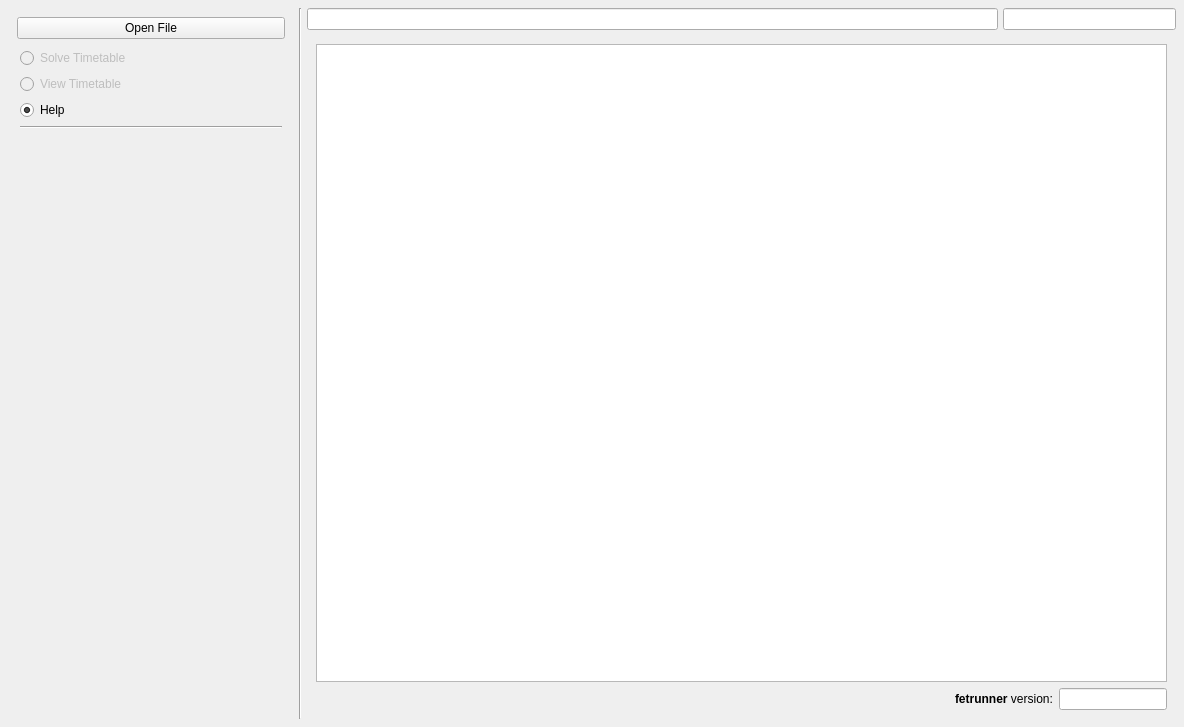
Above: gui/mainwindow.ui from gradgrind/fetrunner before the change. Below: the same form after it.
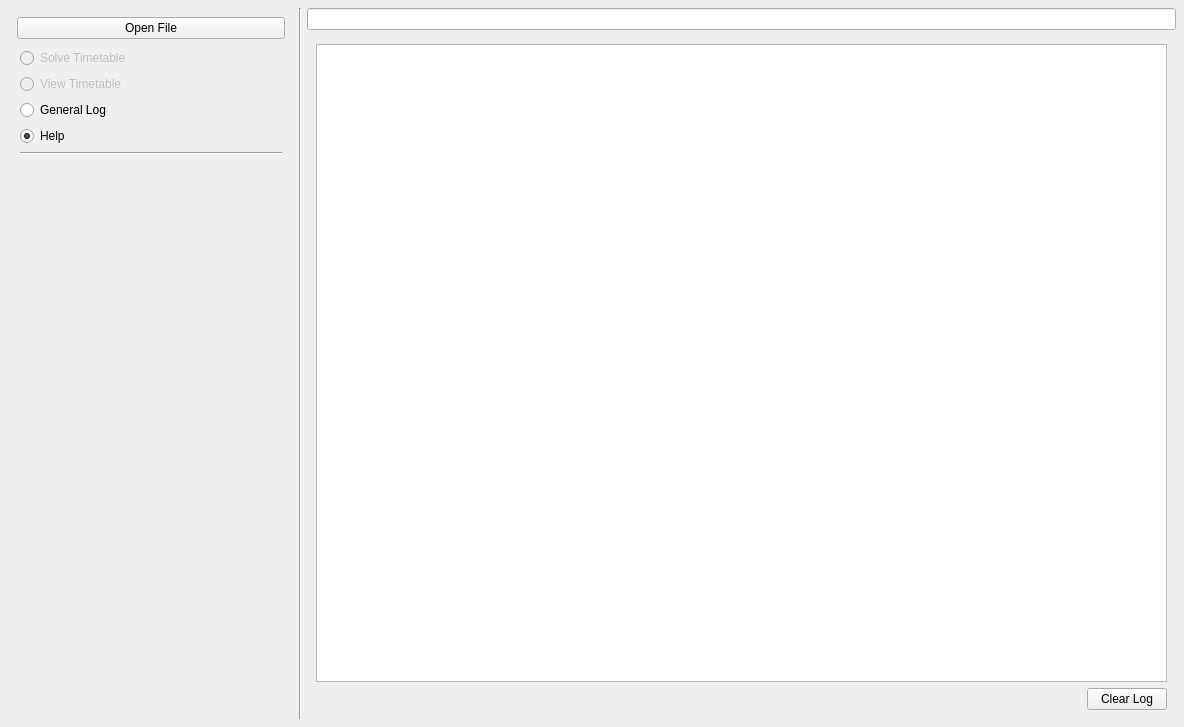
That is the form after the change. The open tabs and pages were chosen to show the change.

Patch:
```diff
--- a/gui/mainwindow.ui
+++ b/gui/mainwindow.ui
@@ -13,7 +13,7 @@
   <property name="windowTitle">
    <string>Form</string>
   </property>
-  <layout class="QHBoxLayout" name="horizontalLayout_2" stretch="0,0,1">
+  <layout class="QHBoxLayout" name="horizontalLayout" stretch="0,0,1">
    <property name="spacing">
     <number>5</number>
    </property>
@@ -47,7 +47,7 @@
           <verstretch>10</verstretch>
          </sizepolicy>
         </property>
-        <layout class="QVBoxLayout" name="verticalLayout_6" stretch="0,0,0,0,1">
+        <layout class="QVBoxLayout" name="verticalLayout_6" stretch="0,0,0,0,0,1">
          <property name="leftMargin">
           <number>3</number>
          </property>
@@ -83,6 +83,13 @@
            </property>
           </widget>
          </item>
+         <item>
+          <widget class="QRadioButton" name="general_log">
+           <property name="text">
+            <string>General Log</string>
+           </property>
+          </widget>
+         </item>
          <item>
           <widget class="QRadioButton" name="help">
            <property name="text">
@@ -209,24 +216,13 @@
     </widget>
    </item>
    <item>
-    <layout class="QVBoxLayout" name="verticalLayout_r">
+    <layout class="QVBoxLayout" name="verticalLayout">
      <item>
-      <layout class="QHBoxLayout" name="horizontalLayout" stretch="4,1">
-       <item>
-        <widget class="QLineEdit" name="file_dir">
-         <property name="readOnly">
-          <bool>true</bool>
-         </property>
-        </widget>
-       </item>
-       <item>
-        <widget class="QLineEdit" name="file_name">
-         <property name="readOnly">
-          <bool>true</bool>
-         </property>
-        </widget>
-       </item>
-      </layout>
+      <widget class="QLineEdit" name="file_path">
+       <property name="readOnly">
+        <bool>true</bool>
+       </property>
+      </widget>
      </item>
      <item>
       <widget class="QStackedWidget" name="main_panel">
@@ -277,6 +273,41 @@
          </item>
         </layout>
        </widget>
+       <widget class="QWidget" name="page_log">
+        <layout class="QGridLayout" name="gridLayout">
+         <item row="0" column="0">
+          <widget class="QTextEdit" name="base_log_view">
+           <property name="readOnly">
+            <bool>true</bool>
+           </property>
+          </widget>
+         </item>
+         <item row="1" column="0">
+          <layout class="QHBoxLayout" name="horizontalLayout_4">
+           <item>
+            <spacer name="horizontalSpacer_2">
+             <property name="orientation">
+              <enum>Qt::Orientation::Horizontal</enum>
+             </property>
+             <property name="sizeHint" stdset="0">
+              <size>
+               <width>40</width>
+               <height>20</height>
+              </size>
+             </property>
+            </spacer>
+           </item>
+           <item>
+            <widget class="QPushButton" name="log_clear">
+             <property name="text">
+              <string>Clear Log</string>
+             </property>
+            </widget>
+           </item>
+          </layout>
+         </item>
+        </layout>
+       </widget>
       </widget>
      </item>
     </layout>
```
Left out of the diff: 19 changed lines with no effect on the pictures.
